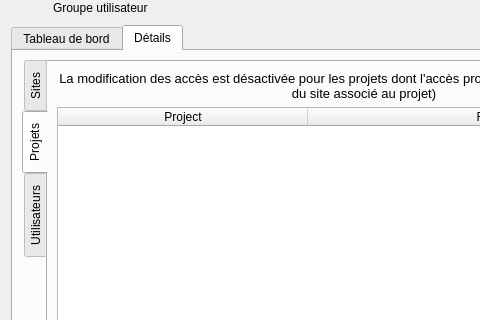
Old version of the form client/src/editors/UserGroupWidget.ui in the repository introlab/openteraplus; both pictures show x 0 to 480 and y 0 to 320 of the 704 by 574 pixel window.
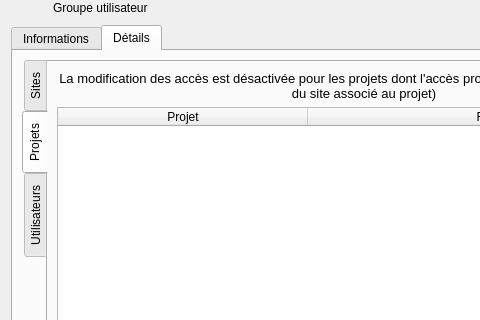
New version of the form. The open tabs and pages were chosen to show the change. Icons and pictures are not drawn. Custom widgets are drawn as their Qt base class.

The edit to the form file:
```diff
--- a/client/src/editors/UserGroupWidget.ui
+++ b/client/src/editors/UserGroupWidget.ui
@@ -88,7 +88,7 @@
         <normaloff>:/icons/dashboard.png</normaloff>:/icons/dashboard.png</iconset>
       </attribute>
       <attribute name="title">
-       <string>Tableau de bord</string>
+       <string>Informations</string>
       </attribute>
       <layout class="QVBoxLayout" name="verticalLayout_6">
        <item>
@@ -399,7 +399,7 @@
              </attribute>
              <column>
               <property name="text">
-               <string>Project</string>
+               <string>Projet</string>
               </property>
              </column>
              <column>
```
Left out of the diff: 4 changed lines with no effect on the pictures.
